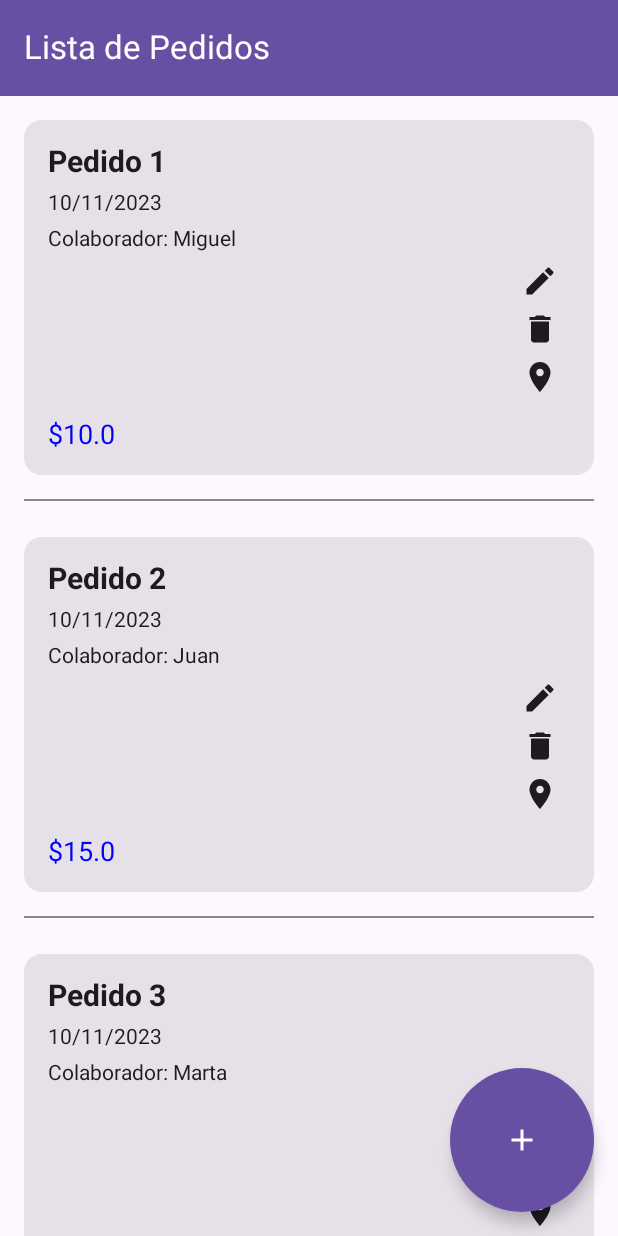
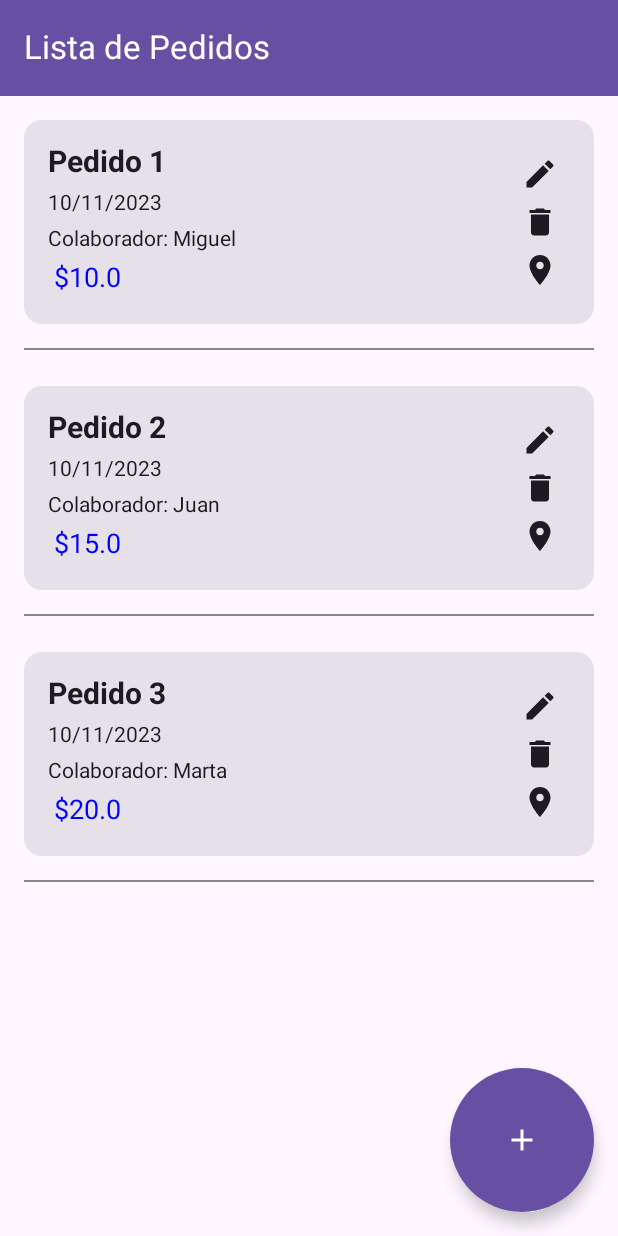
Before and after one commit to leidycas017/GestorPedidos, an Android app built with Jetpack Compose: the ListaPedidosScreen screen opened through its navigation route, on a phone screen of 412 x 824 dp. Run offline under Robolectric (Android 15) with nearby library versions, the phone set to English and light mode, and no system bars; 1 statement that could not run was skipped.

Commit message:
Fixes in ListaPedidos

```diff
--- a/app/src/main/java/co/edu/udea/compumovil/gr01_20232/gestorpedidos/ListaPedidosScreen.kt
+++ b/app/src/main/java/co/edu/udea/compumovil/gr01_20232/gestorpedidos/ListaPedidosScreen.kt
@@ -140,12 +140,15 @@ fun PedidoItem(pedido: Pedido, navController: NavController) {
             .fillMaxWidth()
             .padding(16.dp)
     ) {
-        Column(
+        Box(
             modifier = Modifier
                 .fillMaxWidth()
                 .padding(16.dp)
         ) {
-            // Nombre del pedido en negrita y más grande en la esquina superior izquierda
+            Column(
+                modifier = Modifier
+                    .fillMaxHeight()
+            ) {
                 Text(
                     text = pedido.nombre,
                     fontWeight = FontWeight.Bold,
@@ -154,34 +157,24 @@ fun PedidoItem(pedido: Pedido, navController: NavController) {
 
                 Spacer(modifier = Modifier.height(8.dp))
 
-            // Fecha de entrega en la esquina inferior izquierda
                 Text(
-                text = "${pedido.fecha}", // Ajusta según tu modelo de datos
-                fontSize = 14.sp,
-                modifier = Modifier
-                    .fillMaxWidth()
-                    .align(Alignment.Start)
+                    text = "${pedido.fecha}",
+                    fontSize = 14.sp
                 )
 
                 Spacer(modifier = Modifier.height(8.dp))
 
-            // Nombre del colaborador en la esquina inferior izquierda
                 Text(
-                text = "Colaborador: ${pedido.colaborador}", // Ajusta según tu modelo de datos
-                fontSize = 14.sp,
-                modifier = Modifier
-                    .fillMaxWidth()
-                    .align(Alignment.End)
+                    text = "Colaborador: ${pedido.colaborador}",
+                    fontSize = 14.sp
                 )
+            }
 
-            Spacer(modifier = Modifier.weight(1f))
-
-            // Iconos de editar y eliminar en la esquina superior derecha
             Column(
                 verticalArrangement = Arrangement.Top,
                 modifier = Modifier
                     .padding(4.dp)
-                    .align(Alignment.End)
+                    .align(Alignment.TopEnd)
             ) {
                 Icon(
                     imageVector = Icons.Default.Edit,
@@ -212,17 +205,18 @@ fun PedidoItem(pedido: Pedido, navController: NavController) {
                 )
             }
 
-            Spacer(modifier = Modifier.height(8.dp))
-
-            // Total del pedido en la esquina superior derecha con diferente color y tamaño de fuente
+            Column(
+                verticalArrangement = Arrangement.Bottom,
+                modifier = Modifier
+                    .padding(4.dp)
+                    .align(Alignment.BottomStart)
+            ) {
                 Text(
                     text = "$${pedido.valor}",
                     fontSize = 18.sp,
-                color = Color.Blue, // Ajusta el color según tus preferencias
-                modifier = Modifier
-                    .fillMaxWidth()
-                    .align(Alignment.End)
+                    color = Color.Blue
                 )
             }
         }
     }
+}
```
Lines whose indentation alone changed are shown as unchanged.
